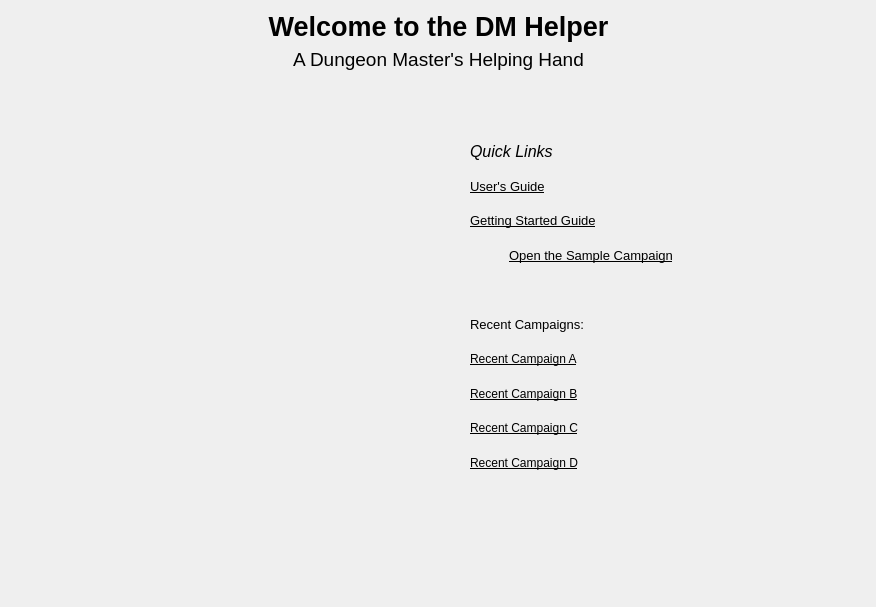
MMetze/DMHelper, file DMHelper/src/welcomeframe.ui: the form before one commit.
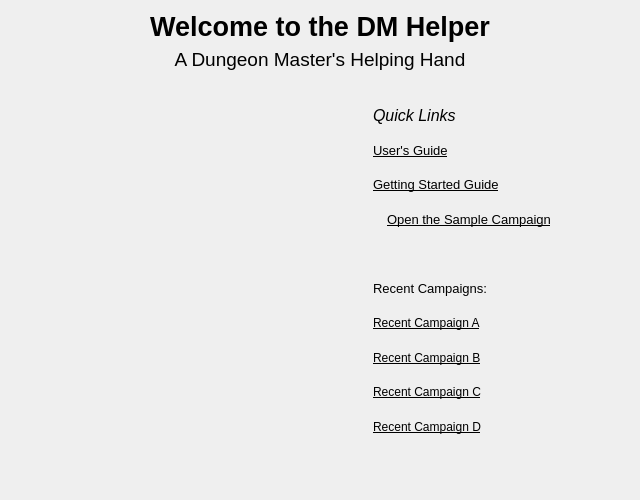
The form after the commit. Icons and pictures are not drawn.

Commit message: Added camera, tooltips and fixed vertical/horizontal layout

Patch:
```diff
--- a/DMHelper/src/welcomeframe.ui
+++ b/DMHelper/src/welcomeframe.ui
@@ -6,10 +6,16 @@
    <rect>
     <x>0</x>
     <y>0</y>
-    <width>876</width>
-    <height>607</height>
+    <width>640</width>
+    <height>500</height>
    </rect>
   </property>
+  <property name="minimumSize">
+   <size>
+    <width>640</width>
+    <height>500</height>
+   </size>
+  </property>
   <property name="windowTitle">
    <string>Frame</string>
   </property>
@@ -183,7 +189,7 @@
               </font>
              </property>
              <property name="text">
-              <string>         </string>
+              <string/>
              </property>
             </widget>
            </item>
@@ -223,7 +229,7 @@
             </font>
            </property>
            <property name="text">
-            <string>         </string>
+            <string/>
            </property>
           </widget>
          </item>
```
The commit also changes 4 other files.
